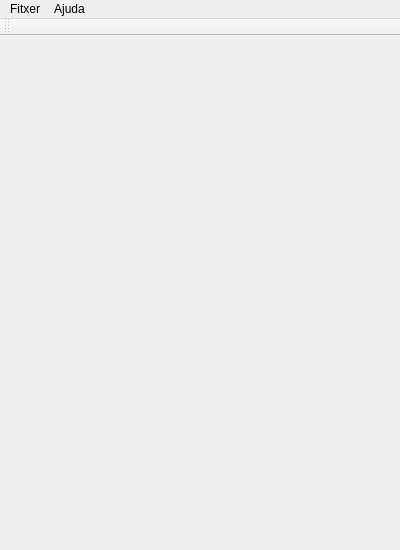
Qt form M7/Python/ProvaQt/ui/p17_dgr_enxampa.ui (dgr-85/DAM2) before a commit.
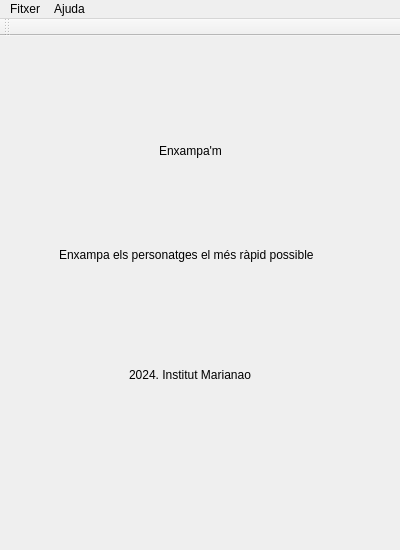
The same form after that commit. The open tabs and pages were chosen to show the change. Icons and pictures are not drawn.

Commit message: Dimarts 7/5 M7 enxampa, M6 fitxers i M8 ninja warrior

Patch:
```diff
--- a/M7/Python/ProvaQt/ui/p17_dgr_enxampa.ui
+++ b/M7/Python/ProvaQt/ui/p17_dgr_enxampa.ui
@@ -298,7 +298,47 @@
         </property>
        </widget>
       </widget>
-      <widget class="QWidget" name="quanta"/>
+      <widget class="QWidget" name="quanta">
+       <widget class="QLabel" name="lbl_quanta_titol">
+        <property name="geometry">
+         <rect>
+          <x>150</x>
+          <y>90</y>
+          <width>81</width>
+          <height>31</height>
+         </rect>
+        </property>
+        <property name="text">
+         <string>Enxampa'm</string>
+        </property>
+       </widget>
+       <widget class="QLabel" name="lbl_quanta_desc">
+        <property name="geometry">
+         <rect>
+          <x>50</x>
+          <y>200</y>
+          <width>301</width>
+          <height>20</height>
+         </rect>
+        </property>
+        <property name="text">
+         <string>Enxampa els personatges el més ràpid possible</string>
+        </property>
+       </widget>
+       <widget class="QLabel" name="lbl_quanta_credits">
+        <property name="geometry">
+         <rect>
+          <x>120</x>
+          <y>320</y>
+          <width>151</width>
+          <height>20</height>
+         </rect>
+        </property>
+        <property name="text">
+         <string>2024. Institut Marianao</string>
+        </property>
+       </widget>
+      </widget>
      </widget>
     </item>
    </layout>
```
Left out of the diff: 49 changed lines with no effect on the pictures. The commit also changes 14 other files.
